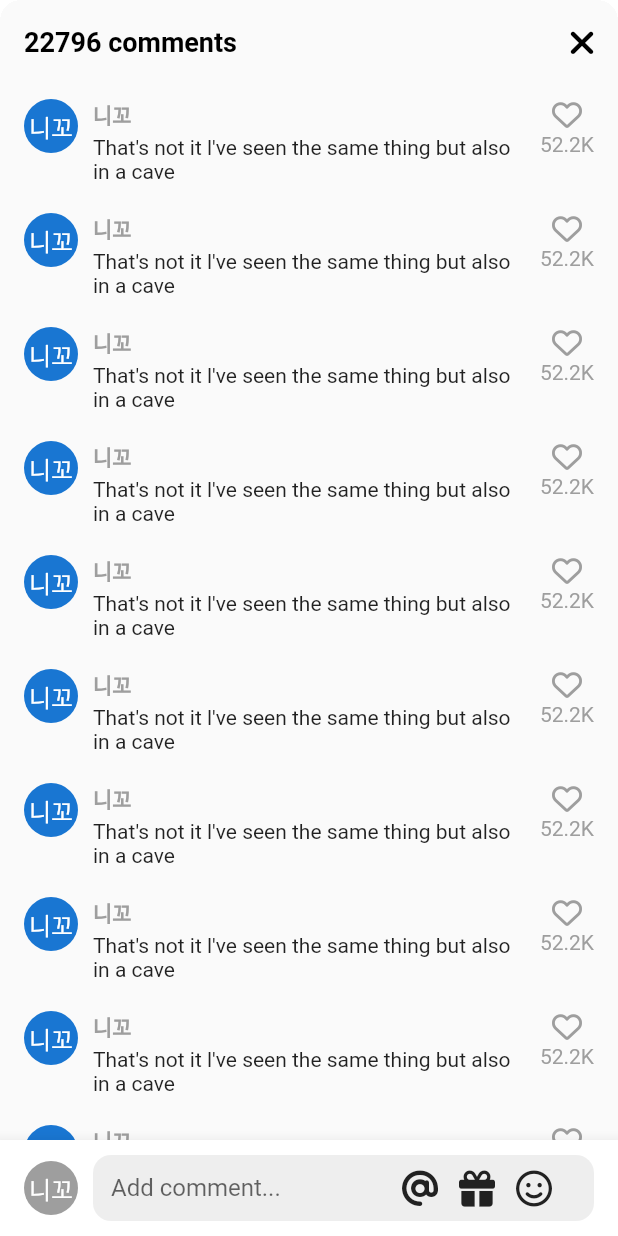
After one commit to dbin67/tiktok_clone, a Flutter app: the VideoComments screen opened directly, on a phone screen of 412 x 824 dp. The commit adds this screen. Run offline on Flutter 3.47's test engine with Material 2 defaults, Android fonts, the phone set to English and light mode, and no system bars; our stand-ins replace font_awesome_flutter, video_player, visibility_detector; network calls fail.

Commit message:
#8 COMMENTS SECTION

```diff
--- a/lib/features/main_navigation/main_navigation_screen.dart
+++ b/lib/features/main_navigation/main_navigation_screen.dart
@@ -66,6 +66,7 @@ class _MainNavigationScreenState extends State<MainNavigationScreen> {
   @override
   Widget build(BuildContext context) {
     return Scaffold(
+      resizeToAvoidBottomInset: false,
       backgroundColor: _selectedIndex == 0 ? Colors.black : Colors.white,
       body: Stack(children: [
         Offstage(
--- /dev/null
+++ b/lib/features/videos/widgets/video_comments.dart
@@ -0,0 +1,220 @@
+import 'dart:math';
+
+import 'package:flutter/material.dart';
+import 'package:font_awesome_flutter/font_awesome_flutter.dart';
+import 'package:tiktok_clone/constants/gaps.dart';
+import 'package:tiktok_clone/constants/sizes.dart';
+
+class VideoComments extends StatefulWidget {
+  const VideoComments({super.key});
+
+  @override
+  State<VideoComments> createState() => _VideoCommentsState();
+}
+
+class _VideoCommentsState extends State<VideoComments> {
+  bool _isWriting = false;
+  final ScrollController _scrollController = ScrollController();
+  void _onClosePress() {
+    Navigator.of(context).pop();
+  }
+
+  void _stopWriting() {
+    FocusScope.of(context).unfocus();
+    setState(() {
+      _isWriting = false;
+    });
+  }
+
+  void _onStartWriting() {
+    setState(() {
+      _isWriting = true;
+    });
+  }
+
+  @override
+  Widget build(BuildContext context) {
+    final size = MediaQuery.of(context).size;
+
+    return Container(
+      height: size.height * 0.7,
+      clipBehavior: Clip.hardEdge,
+      decoration: BoxDecoration(
+        borderRadius: BorderRadius.circular(
+          Sizes.size14,
+        ),
+      ),
+      child: Scaffold(
+        backgroundColor: Colors.grey.shade50,
+        appBar: AppBar(
+          backgroundColor: Colors.grey.shade50,
+          automaticallyImplyLeading: false,
+          title: const Text(
+            "22796 comments",
+          ),
+          actions: [
+            IconButton(
+              onPressed: _onClosePress,
+              icon: const FaIcon(
+                FontAwesomeIcons.xmark,
+              ),
+            ),
+          ],
+        ),
+        body: GestureDetector(
+          onTap: _stopWriting,
+          child: Stack(
+            children: [
+              Scrollbar(
+                controller: _scrollController,
+                child: ListView.separated(
+                  controller: _scrollController,
+                  padding: const EdgeInsets.only(
+                    top: Sizes.size10,
+                    bottom: Sizes.size96 + Sizes.size20,
+                    left: Sizes.size16,
+                    right: Sizes.size16,
+                  ),
+                  itemCount: 10,
+                  separatorBuilder: (context, index) => Gaps.v20,
+                  itemBuilder: (context, index) => Row(
+                    crossAxisAlignment: CrossAxisAlignment.start,
+                    children: [
+                      const CircleAvatar(
+                        radius: 18,
+                        child: Text("니꼬"),
+                      ),
+                      Gaps.h10,
+                      Expanded(
+                        child: Column(
+                          crossAxisAlignment: CrossAxisAlignment.start,
+                          children: [
+                            Text(
+                              "니꼬",
+                              style: TextStyle(
+                                fontWeight: FontWeight.bold,
+                                fontSize: Sizes.size14,
+                                color: Colors.grey.shade500,
+                              ),
+                            ),
+                            Gaps.v3,
+                            const Text(
+                                "That's not it l've seen the same thing but also in a cave")
+                          ],
+                        ),
+                      ),
+                      Gaps.h10,
+                      Column(
+                        children: [
+                          FaIcon(
+                            FontAwesomeIcons.heart,
+                            size: Sizes.size20,
+                            color: Colors.grey.shade500,
+                          ),
+                          Gaps.v2,
+                          Text(
+                            '52.2K',
+                            style: TextStyle(
+                              color: Colors.grey.shade500,
+                            ),
+                          )
+                        ],
+                      )
+                    ],
+                  ),
+                ),
+              ),
+              Positioned(
+                bottom: 0,
+                width: size.width,
+                child: BottomAppBar(
+                  color: Colors.white,
+                  child: Padding(
+                    padding: const EdgeInsets.symmetric(
+                      horizontal: Sizes.size16,
+                      vertical: Sizes.size10,
+                    ),
+                    child: Row(
+                      children: [
+                        CircleAvatar(
+                          radius: 18,
+                          backgroundColor: Colors.grey.shade500,
+                          foregroundColor: Colors.white,
+                          child: const Text(
+                            '니꼬',
+                          ),
+                        ),
+                        Gaps.h10,
+                        Expanded(
+                          child: SizedBox(
+                            height: Sizes.size44,
+                            child: TextField(
+                              onTap: _onStartWriting,
+                              expands: true,
+                              minLines: null,
+                              maxLines: null,
+                              textInputAction: TextInputAction.newline,
+                              cursorColor: Theme.of(context).primaryColor,
+                              decoration: InputDecoration(
+                                hintText: "Add comment...",
+                                border: OutlineInputBorder(
+                                  borderRadius: BorderRadius.circular(
+                                    Sizes.size12,
+                                  ),
+                                  borderSide: BorderSide.none,
+                                ),
+                                filled: true,
+                                fillColor: Colors.grey.shade200,
+                                contentPadding: const EdgeInsets.symmetric(
+                                  horizontal: Sizes.size12,
+                                ),
+                                suffixIcon: Padding(
+                                  padding: const EdgeInsets.only(
+                                    right: Sizes.size14,
+                                  ),
+                                  child: Row(
+                                    mainAxisSize: MainAxisSize.min,
+                                    children: [
+                                      FaIcon(
+                                        FontAwesomeIcons.at,
+                                        color: Colors.grey.shade900,
+                                      ),
+                                      Gaps.h14,
+                                      FaIcon(
+                                        FontAwesomeIcons.gift,
+                                        color: Colors.grey.shade900,
+                                      ),
+                                      Gaps.h14,
+                                      FaIcon(
+                                        FontAwesomeIcons.faceSmile,
+                                        color: Colors.grey.shade900,
+                                      ),
+                                      Gaps.h14,
+                                      if (_isWriting)
+                                        GestureDetector(
+                                          onTap: _stopWriting,
+                                          child: FaIcon(
+                                            FontAwesomeIcons.circleArrowUp,
+                                            color:
+                                                Theme.of(context).primaryColor,
+                                          ),
+                                        ),
+                                    ],
+                                  ),
+                                ),
+                              ),
+                            ),
+                          ),
+                        ),
+                      ],
+                    ),
+                  ),
+                ),
+              )
+            ],
+          ),
+        ),
+      ),
+    );
+  }
+}
--- a/lib/features/videos/widgets/video_post.dart
+++ b/lib/features/videos/widgets/video_post.dart
@@ -3,6 +3,7 @@ import 'package:font_awesome_flutter/font_awesome_flutter.dart';
 import 'package:tiktok_clone/constants/gaps.dart';
 import 'package:tiktok_clone/constants/sizes.dart';
 import 'package:tiktok_clone/features/videos/widgets/video_button.dart';
+import 'package:tiktok_clone/features/videos/widgets/video_comments.dart';
 import 'package:video_player/video_player.dart';
 import 'package:visibility_detector/visibility_detector.dart';
 
@@ -64,7 +65,9 @@ class _VideoPostState extends State<VideoPost>
   }
 
   void _onVisibilityChanged(VisibilityInfo info) {
-    if (info.visibleFraction == 1 && !_videoPlayerController.value.isPlaying) {
+    if (info.visibleFraction == 1 &&
+        !_isPaused &&
+        !_videoPlayerController.value.isPlaying) {
       _videoPlayerController.play();
     }
   }
@@ -80,6 +83,19 @@ class _VideoPostState extends State<VideoPost>
     setState(() {
       _isPaused = !_isPaused;
     });
+  }
+
+  void _onCommentsTap(BuildContext context) async {
+    if (_videoPlayerController.value.isPlaying) {
+      _onTogglePause();
+    }
+    await showModalBottomSheet(
+      context: context,
+      isScrollControlled: true,
+      backgroundColor: Colors.transparent,
+      builder: (context) => const VideoComments(),
+    );
+    _onTogglePause();
   }
 
   @override
@@ -150,12 +166,12 @@ class _VideoPostState extends State<VideoPost>
               ],
             ),
           ),
-          const Positioned(
+          Positioned(
             bottom: 20,
             right: 10,
             child: Column(
               children: [
-                CircleAvatar(
+                const CircleAvatar(
                   radius: 25,
                   backgroundColor: Colors.black,
                   foregroundColor: Colors.white,
@@ -164,17 +180,20 @@ class _VideoPostState extends State<VideoPost>
                   child: Text("니꼬"),
                 ),
                 Gaps.v24,
-                VideoButton(
+                const VideoButton(
                   icon: FontAwesomeIcons.solidHeart,
                   text: "2.9M",
                 ),
                 Gaps.v24,
-                VideoButton(
-                  icon: FontAwesomeIcons.solidComment,
-                  text: "33K",
+                GestureDetector(
+                  onTap: () => _onCommentsTap(context),
+                  child: const VideoButton(
+                    icon: FontAwesomeIcons.solidComment,
+                    text: "33K",
+                  ),
                 ),
                 Gaps.v24,
-                VideoButton(
+                const VideoButton(
                   icon: FontAwesomeIcons.share,
                   text: "Share",
                 ),
```
